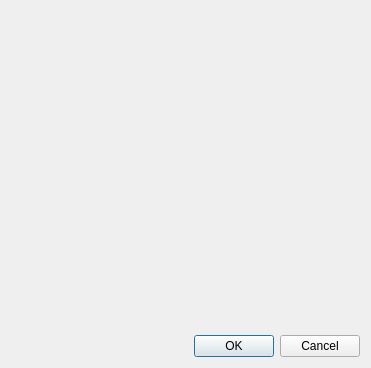
This is assets/ui/main.ui in joaonc/qt_playground as Qt 5 draws it before an edit. The edited form follows.
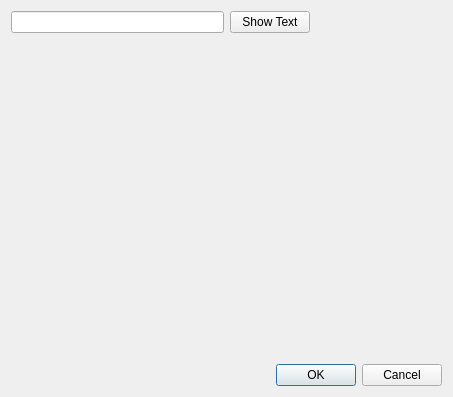
This is the edited form.

Commit message: `main` ui element

Patch:
```diff
--- a/assets/ui/main.ui
+++ b/assets/ui/main.ui
@@ -6,15 +6,15 @@
    <rect>
     <x>0</x>
     <y>0</y>
-    <width>371</width>
-    <height>368</height>
+    <width>453</width>
+    <height>397</height>
    </rect>
   </property>
   <property name="windowTitle">
    <string>Dialog</string>
   </property>
   <layout class="QGridLayout" name="gridLayout">
-   <item row="2" column="0">
+   <item row="2" column="2">
     <widget class="QDialogButtonBox" name="buttonBox">
      <property name="orientation">
       <enum>Qt::Orientation::Horizontal</enum>
@@ -24,7 +24,10 @@
      </property>
     </widget>
    </item>
-   <item row="1" column="0">
+   <item row="0" column="0">
+    <widget class="QLineEdit" name="lineEdit"/>
+   </item>
+   <item row="1" column="2">
     <spacer name="verticalSpacer">
      <property name="orientation">
       <enum>Qt::Orientation::Vertical</enum>
@@ -37,6 +40,19 @@
      </property>
     </spacer>
    </item>
+   <item row="0" column="2">
+    <widget class="QPushButton" name="pushButton">
+     <property name="sizePolicy">
+      <sizepolicy hsizetype="Fixed" vsizetype="Fixed">
+       <horstretch>0</horstretch>
+       <verstretch>0</verstretch>
+      </sizepolicy>
+     </property>
+     <property name="text">
+      <string>Show Text</string>
+     </property>
+    </widget>
+   </item>
   </layout>
  </widget>
  <resources/>
```
The commit also changes 1 other file.
